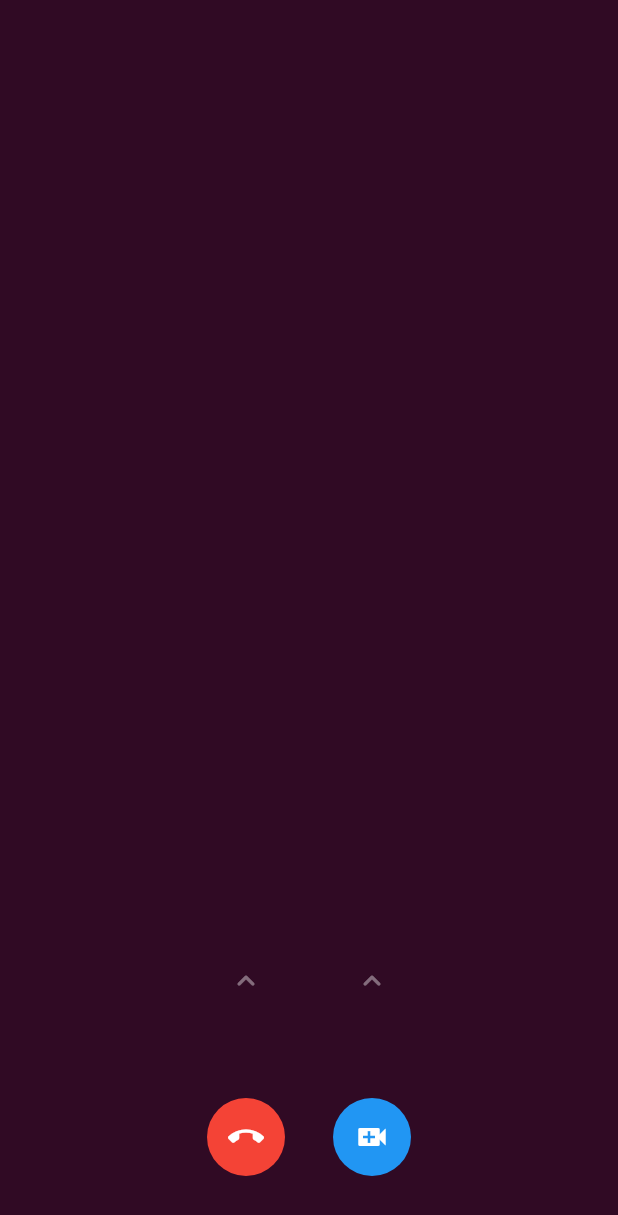
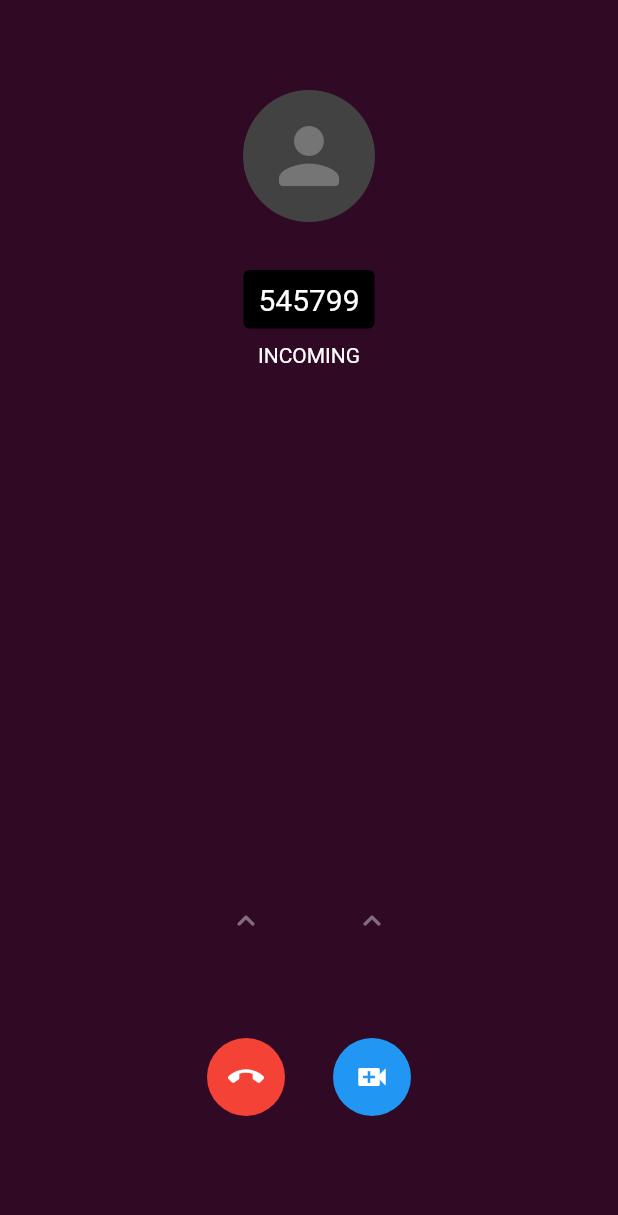
Before and after one commit to 41y08h/videofi_mark2, a Flutter app: the screen it shows after launch, on a phone screen of 412 x 824 dp. Shown: the top 1215 px of the screen. Run offline on Flutter 3.47's test engine with Material 2 defaults, Android fonts, the light colour scheme and no system bars; our stand-ins replace flutter_dotenv, flutter_hooks, flutter_riverpod, hooks_riverpod, just_audio, simple_animations and 1 more; missing offline and left inert: audio_session, flutter_android_volume_keydown, flutter_webrtc; network calls fail.

Commit message:
finish designing incoming screen

```diff
--- a/lib/components/incoming_screen.dart
+++ b/lib/components/incoming_screen.dart
@@ -2,9 +2,6 @@ import 'package:flutter/material.dart';
 import 'package:flutter_riverpod/flutter_riverpod.dart';
 import 'package:flutter_webrtc/flutter_webrtc.dart';
 import 'package:simple_animations/simple_animations.dart';
-import 'package:swipebuttonflutter/swipable_button.dart';
-import 'package:swipebuttonflutter/swipebuttonflutter.dart';
-import 'package:videofi_mark2/components/connected_screen.dart';
 import 'package:videofi_mark2/pc.dart';
 import 'package:videofi_mark2/providers/chat.dart';
 import 'package:videofi_mark2/socket.dart';
@@ -81,40 +78,58 @@ class _IncomingScreenState extends ConsumerState<IncomingScreen> {
 
   @override
   Widget build(BuildContext context) {
-    final remoteId = ref.watch(chatProvider.select((value) => value.remoteId));
+    final remoteId =
+        ref.watch(chatProvider.select((value) => value.remoteId.toString()));
 
-    return Center(
-      child: Column(
-        children: [
-          // const Icon(
-          //   Icons.face,
-          //   size: 60,
-          //   color: Colors.green,
-          // ),
-          // const SizedBox(
-          //   height: 8,
-          // ),
-          // Text(
-          //   remoteId.toString(),
-          //   style: const TextStyle(
-          //     fontSize: 20,
-          //   ),
-          // ),
-          // const SizedBox(
-          //   height: 20,
-          // ),
-          // const Text(
-          //   'Incoming',
-          // ),
-          // const SizedBox(
-          //   height: 4,
-          // ),
-          // const SizedBox(
-          //   height: 4,
-          // ),
-
-          const Spacer(),
-          Row(
+    return Stack(
+      alignment: Alignment.center,
+      children: [
+        Positioned(
+          top: 60,
+          child: ClipOval(
+            child: Container(
+              color: Colors.grey.shade800,
+              padding: const EdgeInsets.all(14),
+              child: Icon(
+                Icons.person_rounded,
+                size: 60,
+                color: Colors.grey.shade600,
+              ),
+            ),
+          ),
+        ),
+        Positioned(
+          top: 180,
+          child: Column(
+            children: [
+              Container(
+                padding:
+                    const EdgeInsets.symmetric(horizontal: 10, vertical: 8),
+                decoration: BoxDecoration(
+                  borderRadius: BorderRadius.circular(4),
+                  color: Colors.black,
+                ),
+                child: Text(
+                  remoteId,
+                  style: const TextStyle(
+                    fontSize: 20,
+                    color: Colors.white,
+                  ),
+                ),
+              ),
+              const SizedBox(height: 10),
+              const Text(
+                'INCOMING',
+                style: TextStyle(
+                  fontSize: 14,
+                ),
+              ),
+            ],
+          ),
+        ),
+        Positioned(
+          bottom: 40,
+          child: Row(
             mainAxisAlignment: MainAxisAlignment.center,
             children: [
               VerticalSwipeButton(
@@ -144,8 +159,8 @@ class _IncomingScreenState extends ConsumerState<IncomingScreen> {
               ),
             ],
           ),
-        ],
-      ),
+        ),
+      ],
     );
   }
 }
```
